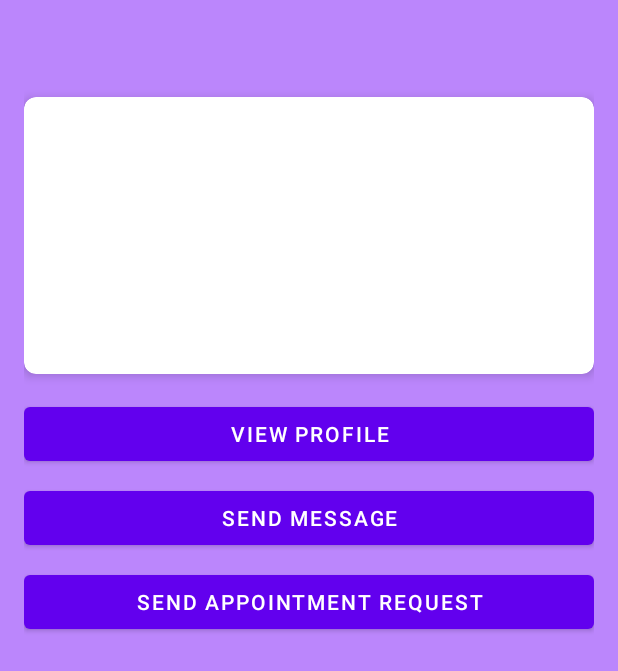
After one commit to Haseeb98-Git/SMD-Project, an Android app built with Jetpack Compose: the DonationDetailsActivity screen opened directly, with no data from a screen before it, on a phone screen of 412 x 824 dp. The commit adds this screen. Shown: the top 671 px of the screen. Run offline under Robolectric (Android 15) with nearby library versions, the phone set to English and light mode, and no system bars; our stand-ins replace CircleImageView, Firebase (no records; nobody signed in at launch, a user with empty details on screens opened directly).

Commit message:
donation information now accessible from donor list/requester list along with options to send message, view profile and view donor history of that specific donor/requester

```diff
--- a/app/src/main/AndroidManifest.xml
+++ b/app/src/main/AndroidManifest.xml
@@ -47,6 +47,11 @@
         <activity
             android:name=".ui.browse.BrowseActivity"
             android:exported="false" />
+
+        <activity
+            android:name=".DonationDetailsActivity"
+            android:exported="false"
+            android:theme="@style/Theme.SaveLife" />
     </application>
 
 </manifest>
--- /dev/null
+++ b/app/src/main/java/com/haseebali/savelife/DonationDetailsActivity.kt
@@ -0,0 +1,111 @@
+package com.haseebali.savelife
+
+import android.content.Intent
+import android.os.Bundle
+import android.widget.Button
+import android.widget.TextView
+import androidx.appcompat.app.AppCompatActivity
+import com.google.firebase.database.DataSnapshot
+import com.google.firebase.database.DatabaseError
+import com.google.firebase.database.FirebaseDatabase
+import com.google.firebase.database.ValueEventListener
+import com.haseebali.savelife.models.DonorRegistration
+import com.haseebali.savelife.models.RequesterRegistration
+
+class DonationDetailsActivity : AppCompatActivity() {
+    private lateinit var tvTitle: TextView
+    private lateinit var tvBloodType: TextView
+    private lateinit var tvLocation: TextView
+    private lateinit var tvAddress: TextView
+    private lateinit var tvStatus: TextView
+    private lateinit var tvDescription: TextView
+    private lateinit var btnViewProfile: Button
+    private lateinit var btnSendMessage: Button
+    private lateinit var btnSendAppointment: Button
+
+    override fun onCreate(savedInstanceState: Bundle?) {
+        super.onCreate(savedInstanceState)
+        setContentView(R.layout.activity_donation_details)
+
+        // Initialize views
+        tvTitle = findViewById(R.id.tvTitle)
+        tvBloodType = findViewById(R.id.tvBloodType)
+        tvLocation = findViewById(R.id.tvLocation)
+        tvAddress = findViewById(R.id.tvAddress)
+        tvStatus = findViewById(R.id.tvStatus)
+        tvDescription = findViewById(R.id.tvDescription)
+        btnViewProfile = findViewById(R.id.btnViewProfile)
+        btnSendMessage = findViewById(R.id.btnSendMessage)
+        btnSendAppointment = findViewById(R.id.btnSendAppointment)
+
+        // Get data from intent
+        val userId = intent.getStringExtra("userId") ?: return
+        val isDonor = intent.getBooleanExtra("isDonor", false)
+        val currentUserId = intent.getStringExtra("currentUserId") ?: return
+
+        // Set title based on type
+        tvTitle.text = if (isDonor) "Donor Details" else "Blood Request Details"
+
+        // Load data from Firebase
+        if (isDonor) {
+            loadDonorDetails(userId)
+        } else {
+            loadRequesterDetails(userId)
+        }
+
+        // Set up button click listeners
+        btnViewProfile.setOnClickListener {
+            // TODO: Implement view profile functionality
+        }
+
+        btnSendMessage.setOnClickListener {
+            // TODO: Implement send message functionality
+        }
+
+        btnSendAppointment.setOnClickListener {
+            // TODO: Implement send appointment request functionality
+        }
+    }
+
+    private fun loadDonorDetails(userId: String) {
+        FirebaseDatabase.getInstance().getReference("donorRegistrations")
+            .child(userId)
+            .addListenerForSingleValueEvent(object : ValueEventListener {
+                override fun onDataChange(snapshot: DataSnapshot) {
+                    val donorRegistration = snapshot.getValue(DonorRegistration::class.java)
+                    donorRegistration?.let { donor ->
+                        tvBloodType.text = "Blood Type: ${donor.bloodType}"
+                        tvLocation.text = "Location: ${donor.city}, ${donor.country}"
+                        tvAddress.text = "Address: ${donor.address}"
+                        tvStatus.text = "Health Status: ${donor.healthStatus}"
+                        tvDescription.text = "Description: ${donor.description}"
+                    }
+                }
+
+                override fun onCancelled(error: DatabaseError) {
+                    // Handle error
+                }
+            })
+    }
+
+    private fun loadRequesterDetails(userId: String) {
+        FirebaseDatabase.getInstance().getReference("requesterRegistrations")
+            .child(userId)
+            .addListenerForSingleValueEvent(object : ValueEventListener {
+                override fun onDataChange(snapshot: DataSnapshot) {
+                    val requesterRegistration = snapshot.getValue(RequesterRegistration::class.java)
+                    requesterRegistration?.let { requester ->
+                        tvBloodType.text = "Blood Type: ${requester.bloodType}"
+                        tvLocation.text = "Location: ${requester.city}, ${requester.country}"
+                        tvAddress.text = "Address: ${requester.address}"
+                        tvStatus.text = "Urgency: ${requester.urgency}"
+                        tvDescription.text = "Description: ${requester.description}"
+                    }
+                }
+
+                override fun onCancelled(error: DatabaseError) {
+                    // Handle error
+                }
+            })
+    }
+}
--- /dev/null
+++ b/app/src/main/res/layout/activity_donation_details.xml
@@ -0,0 +1,95 @@
+<?xml version="1.0" encoding="utf-8"?>
+<ScrollView xmlns:android="http://schemas.android.com/apk/res/android"
+    xmlns:app="http://schemas.android.com/apk/res-auto"
+    android:layout_width="match_parent"
+    android:layout_height="match_parent"
+    android:background="@color/purple_200">
+
+    <LinearLayout
+        android:layout_width="match_parent"
+        android:layout_height="wrap_content"
+        android:orientation="vertical"
+        android:padding="16dp">
+
+        <TextView
+            android:id="@+id/tvTitle"
+            android:layout_width="match_parent"
+            android:layout_height="wrap_content"
+            android:textSize="24sp"
+            android:textStyle="bold"
+            android:textColor="@android:color/white"
+            android:layout_marginBottom="16dp"/>
+
+        <androidx.cardview.widget.CardView
+            android:layout_width="match_parent"
+            android:layout_height="wrap_content"
+            android:layout_marginBottom="16dp"
+            app:cardCornerRadius="8dp"
+            app:cardElevation="4dp">
+
+            <LinearLayout
+                android:layout_width="match_parent"
+                android:layout_height="wrap_content"
+                android:orientation="vertical"
+                android:padding="16dp">
+
+                <TextView
+                    android:id="@+id/tvBloodType"
+                    android:layout_width="match_parent"
+                    android:layout_height="wrap_content"
+                    android:textSize="18sp"
+                    android:layout_marginBottom="8dp"/>
+
+                <TextView
+                    android:id="@+id/tvLocation"
+                    android:layout_width="match_parent"
+                    android:layout_height="wrap_content"
+                    android:textSize="16sp"
+                    android:layout_marginBottom="8dp"/>
+
+                <TextView
+                    android:id="@+id/tvAddress"
+                    android:layout_width="match_parent"
+                    android:layout_height="wrap_content"
+                    android:textSize="16sp"
+                    android:layout_marginBottom="8dp"/>
+
+                <TextView
+                    android:id="@+id/tvStatus"
+                    android:layout_width="match_parent"
+                    android:layout_height="wrap_content"
+                    android:textSize="16sp"
+                    android:layout_marginBottom="8dp"/>
+
+                <TextView
+                    android:id="@+id/tvDescription"
+                    android:layout_width="match_parent"
+                    android:layout_height="wrap_content"
+                    android:textSize="16sp"
+                    android:layout_marginBottom="8dp"/>
+
+            </LinearLayout>
+        </androidx.cardview.widget.CardView>
+
+        <Button
+            android:id="@+id/btnViewProfile"
+            android:layout_width="match_parent"
+            android:layout_height="wrap_content"
+            android:text="View Profile"
+            android:layout_marginBottom="8dp"/>
+
+        <Button
+            android:id="@+id/btnSendMessage"
+            android:layout_width="match_parent"
+            android:layout_height="wrap_content"
+            android:text="Send Message"
+            android:layout_marginBottom="8dp"/>
+
+        <Button
+            android:id="@+id/btnSendAppointment"
+            android:layout_width="match_parent"
+            android:layout_height="wrap_content"
+            android:text="Send Appointment Request"/>
+
+    </LinearLayout>
+</ScrollView>
```
Also changed, not shown: app/src/main/java/com/haseebali/savelife/ui/browse/BrowseListFragment.kt (+10 -2 lines).
